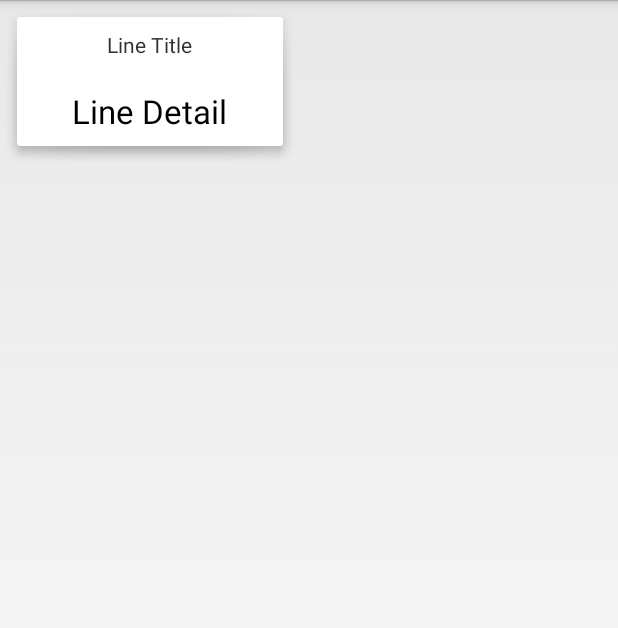
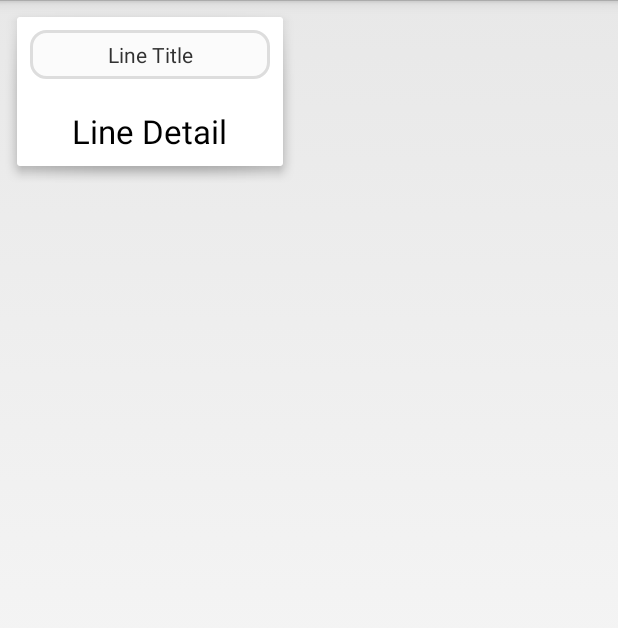
Before and after one commit to twiceyuan/WeatherCard, an Android app: the layout weather_detail_card.xml on its own in the app's theme, with its tools: preview values and no code run, on a phone screen of 412 x 824 dp. Shown: the top 628 px of the screen. Run offline under Robolectric (Android 15) with nearby library versions, the phone set to English and light mode, and no system bars.

Commit message:
更新图标，天气详细中的卡片标题

```diff
--- a/Weather/src/main/java/info/twiceyuan/weather/controller/DetailController.java
+++ b/Weather/src/main/java/info/twiceyuan/weather/controller/DetailController.java
@@ -27,7 +27,7 @@
     private LinearLayout cardLayout;
     private NowLayout card_container;
 
-    final private int SLEEP_TIME = 100;
+    final private int SLEEP_TIME = 500;
     final private int ADD_TO_DETAIL = 1984;
 
     public DetailController(Activity acitity) {
--- /dev/null
+++ b/Weather/src/main/res/drawable-mdpi/shape.xml
@@ -0,0 +1,7 @@
+<shape xmlns:android="http://schemas.android.com/apk/res/android" >
+    <stroke android:width="2dp"  android:color="#ddd"/>
+    <padding android:left="7dp" android:top="7dp" android:right="7dp"
+        android:bottom="7dp" />
+    <corners android:radius="10dp" />
+    <solid android:color="#FBFBFB" />
+</shape>
--- a/Weather/src/main/res/layout/weather_detail_card.xml
+++ b/Weather/src/main/res/layout/weather_detail_card.xml
@@ -11,11 +11,12 @@
 
     <TextView
         android:id="@+id/line_title"
-        android:layout_width="wrap_content"
+        android:background="@drawable/shape"
+        android:layout_width="match_parent"
         android:layout_height="wrap_content"
         android:textAppearance="?android:attr/textAppearanceSmall"
         android:text="@string/line_title"
-        android:layout_gravity="center"
+        android:gravity="center"
         android:layout_marginBottom="20dp" />
 
     <LinearLayout
```
Also changed, not shown: Weather/src/main/res/drawable-hdpi/ic_launcher.png, Weather/src/main/res/drawable-mdpi/ic_launcher.png, Weather/src/main/res/drawable-xhdpi/ic_launcher.png, Weather/src/main/res/drawable-xxhdpi/ic_launcher.png.
